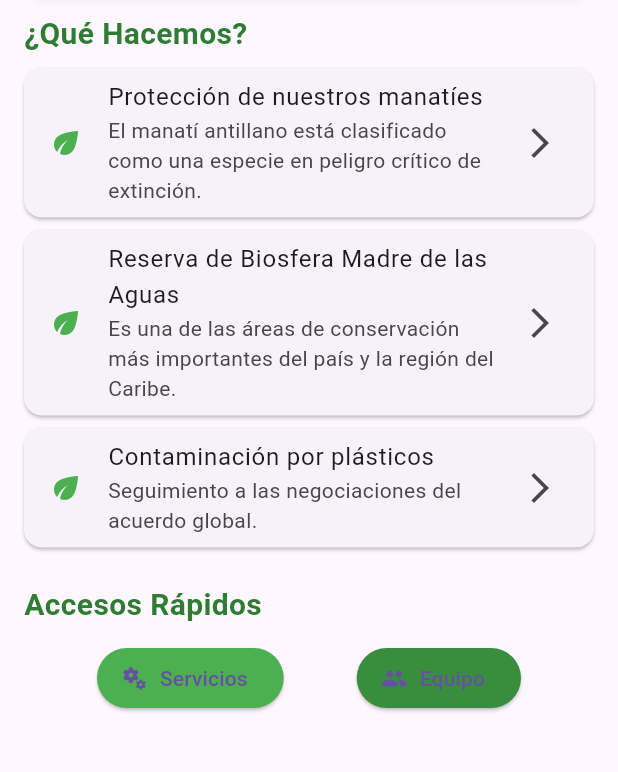
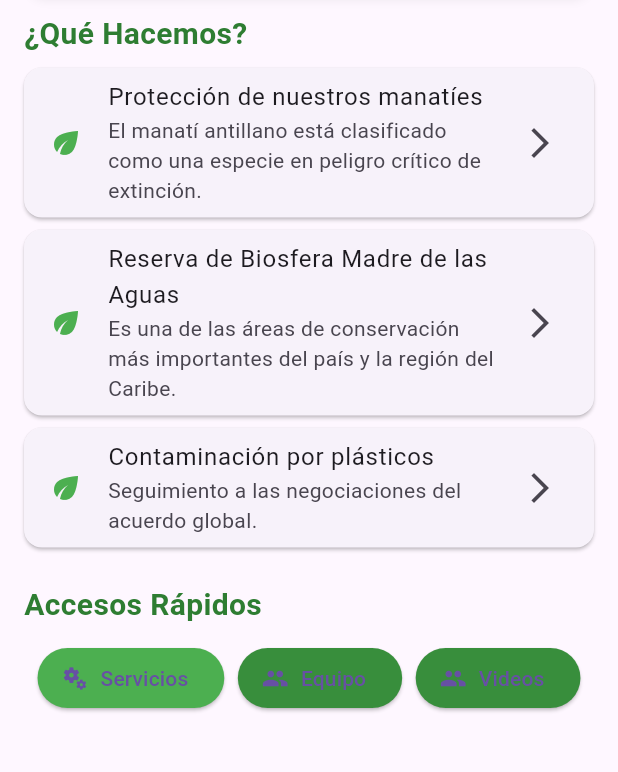
Before and after one commit to Reudys/Medio_Ambiente, a Flutter app: the screen it shows after launch, scrolled down 316 dp, on a phone screen of 412 x 824 dp, the part 453-1225 px from its top. Run offline on Flutter 3.47's test engine with Material 3 defaults, Android fonts, the phone set to English and light mode, and no system bars; our stand-ins replace carousel_slider, video_player; network calls fail.

Commit message:
Agregando acceso directo desde el main

```diff
--- a/lib/main.dart
+++ b/lib/main.dart
@@ -2,6 +2,7 @@ import 'package:flutter/material.dart';
 import 'package:carousel_slider/carousel_slider.dart';
 import 'package:medio_ambiente/services.dart';
 import 'package:medio_ambiente/team.dart';
+import 'package:medio_ambiente/Kevin.dart';
 
 void main() {
   runApp(MyApp());
@@ -259,6 +260,15 @@ class InicioScreen extends StatelessWidget {
                     Navigator.push(context, MaterialPageRoute(builder: (context) => EquipoActivity()));
                   },
                 ),
+                ElevatedButton.icon(
+                  icon: Icon(Icons.people),
+                  label: Text("Videos"),
+                  style: ElevatedButton.styleFrom(backgroundColor: Colors.green[700]),
+                  onPressed: () {
+                    Navigator.push(context, MaterialPageRoute(builder: (context) => KevinPage()));
+                  },
+                ),
+
               ],
             ),
             SizedBox(height: 30),
```
Also changed, not shown: lib/Kevin.dart (+14 -25 lines), pubspec.lock.
